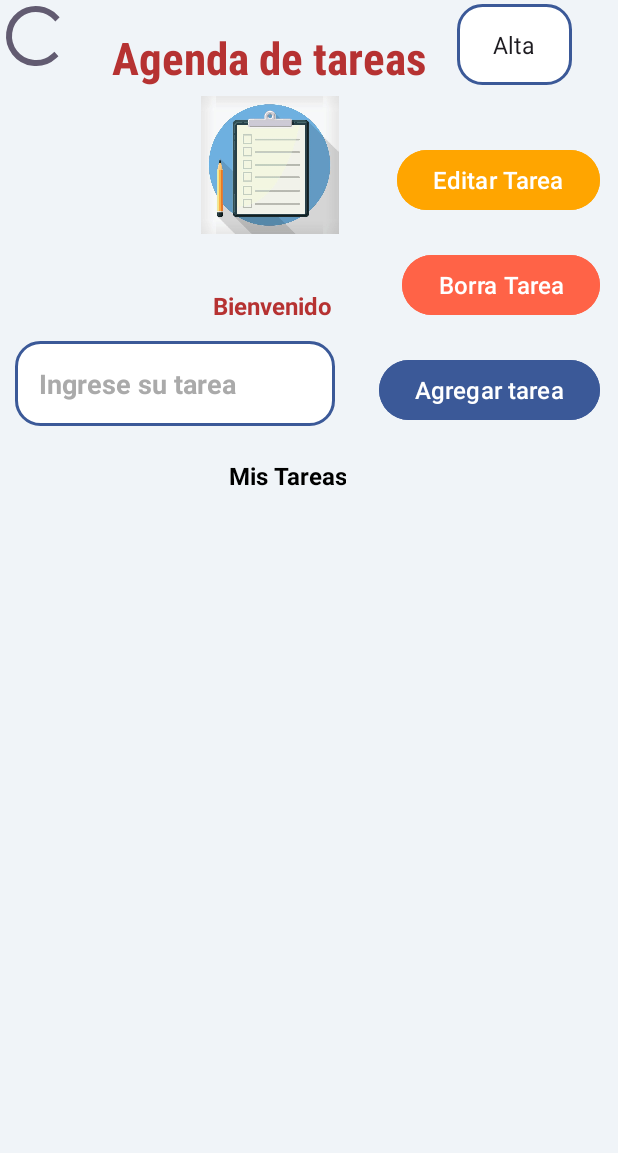
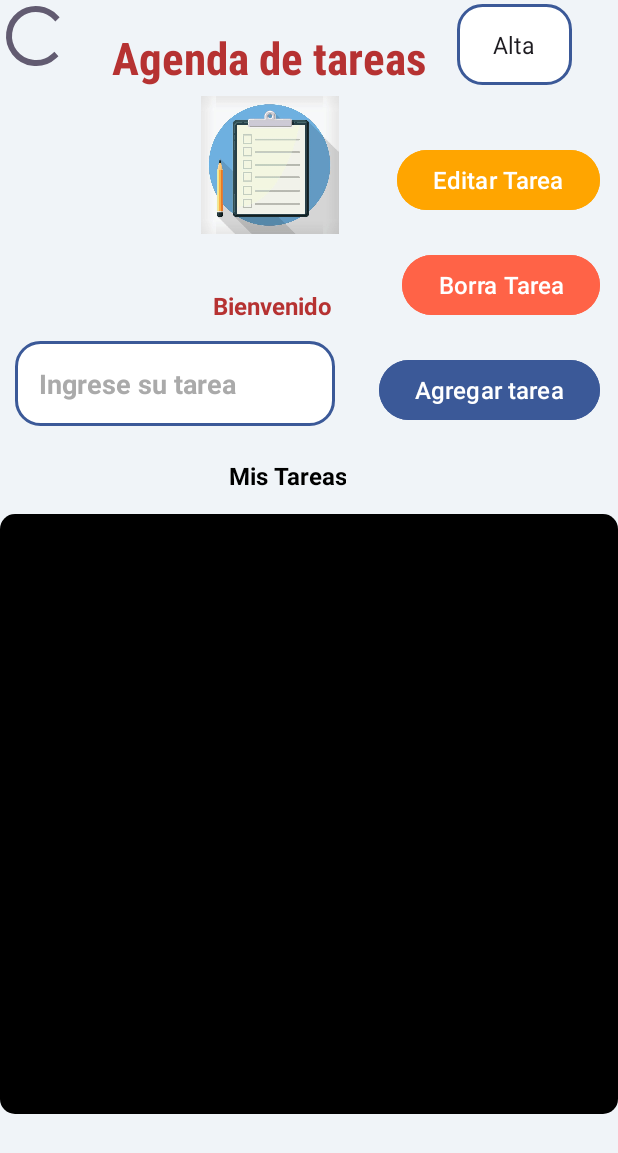
Before and after one commit to sebaglo/Task_Master, an Android app: the MainActivity screen opened directly, with no data from a screen before it, on a phone screen of 412 x 824 dp. Shown: the top 1153 px of the screen. Run offline under Robolectric (Android 15) with nearby library versions, the phone set to English and light mode, and no system bars.

Commit message:
carga inicial del proyecto

```diff
--- a/app/src/main/res/layout/activity_main.xml
+++ b/app/src/main/res/layout/activity_main.xml
@@ -151,8 +151,9 @@
         android:id="@+id/listViewTareas"
         android:layout_width="wrap_content"
         android:layout_height="400dp"
-        android:cacheColorHint="@color/black"
+        android:background="@drawable/launcher_background_blue"
         android:visibility="visible"
+        android:backgroundTint="@color/black"
         app:layout_constraintBottom_toBottomOf="parent"
         app:layout_constraintEnd_toEndOf="parent"
         app:layout_constraintHorizontal_bias="0.0"
```
